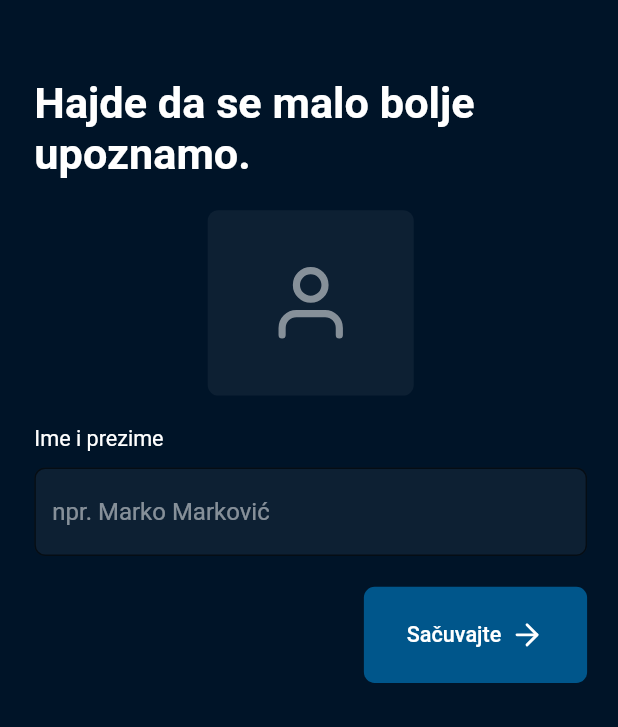
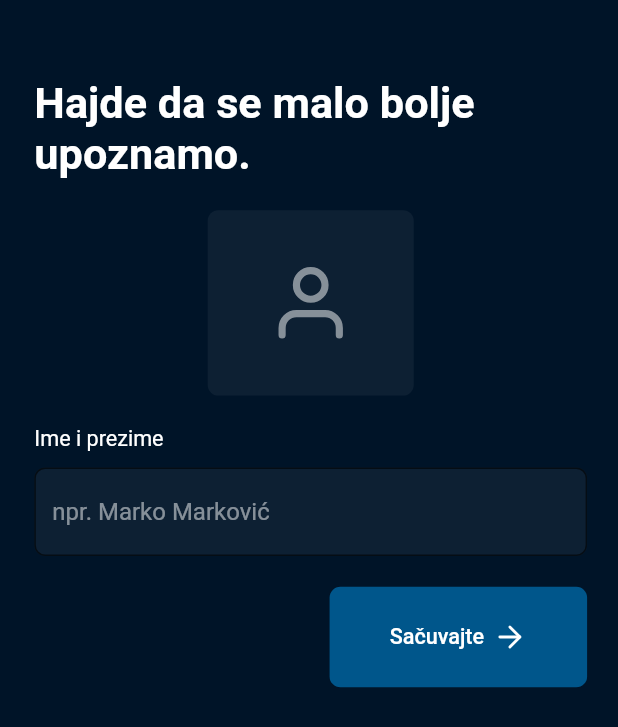
Before and after one commit to stefanzindovic/memories, a Flutter app: the MoreInfoPage screen opened by its route, on a phone screen of 412 x 824 dp. Shown: the top 727 px of the screen. Run offline on Flutter 3.47's test engine with Material 2 defaults, Android fonts, the phone set to English and light mode, and no system bars; our stand-ins replace cloud_firestore, firebase_auth, firebase_core, flutter_feather_icons, flutter_screenutil, flutter_secure_storage and 1 more; accounts and stored records are empty.

Commit message:
fix: Fix bug with resizing button for saving user info when it is clicked on more_info_page.dart

```diff
--- a/lib/presentation/pages/more_info/more_info_page.dart
+++ b/lib/presentation/pages/more_info/more_info_page.dart
@@ -192,6 +192,9 @@ class _MoreInfoPageState extends State<MoreInfoPage> {
                   children: [
                     Align(
                       child: ElevatedButton(
+                        style: ElevatedButton.styleFrom(
+                          minimumSize: Size(150.w, 65.h),
+                        ),
                         onPressed: () async {
                           if (_formKey.currentState!.validate()) {
                             setState(() => saveUserInfoStatus =
--- a/lib/presentation/pages/signin/signin_page.dart
+++ b/lib/presentation/pages/signin/signin_page.dart
@@ -2,7 +2,6 @@ import 'package:firebase_auth/firebase_auth.dart';
 import 'package:flutter/material.dart';
 import 'package:flutter_feather_icons/flutter_feather_icons.dart';
 import 'package:flutter_screenutil/flutter_screenutil.dart';
-import 'package:flutter_secure_storage/flutter_secure_storage.dart';
 import 'package:google_fonts/google_fonts.dart';
 import 'package:memories/providers/current_user_provider.dart';
 import 'package:memories/theme/colors.dart';
```
